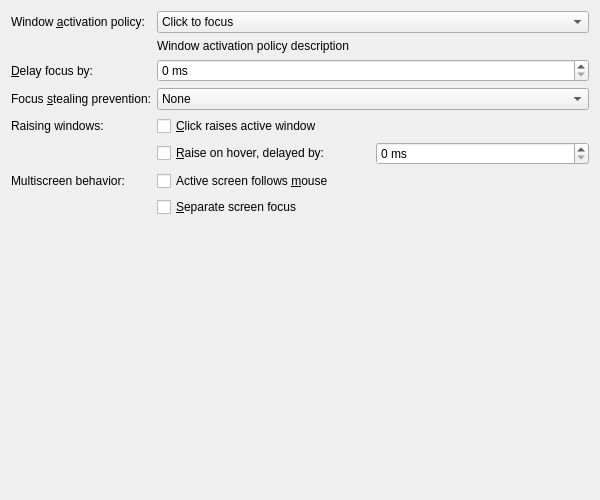
The window that src/kcmkwin/kwinoptions/focus.ui (KDE/kwin) describes before a commit, drawn with Qt 5.
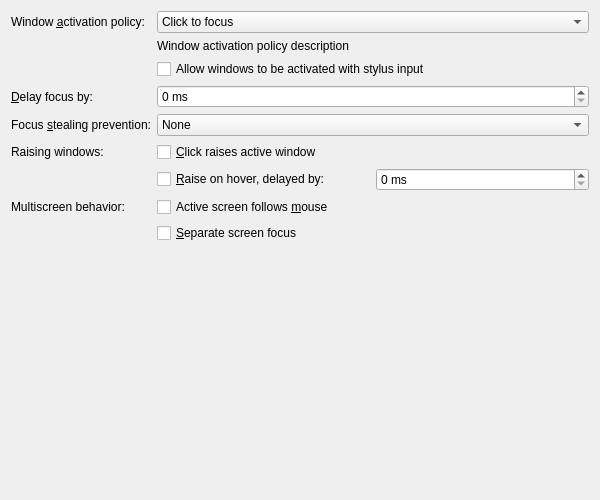
The same window after the commit. Custom widgets are drawn as their Qt base class.

Commit message:
Add artist focus mode to fix the window focus when using a stylus
Sometimes an artist may not want accidentally switch the window focus
when they are drawing.  It would be better if there is an option to
disable window activation policy (Click to focus...) for stylus.

FEATURE: 445244
GUI: 445244

```diff
--- a/src/kcmkwin/kwinoptions/focus.ui
+++ b/src/kcmkwin/kwinoptions/focus.ui
@@ -63,7 +63,17 @@
        </item>
       </widget>
      </item>
-     <item row="2" column="0">
+     <item row="2" column="1">
+      <widget class="QCheckBox" name="kcfg_EnableWindowsActivationPolicyForTabletInput">
+       <property name="whatsThis">
+        <string>Windows will be activated when interacted using a stylus only when this option is enabled. Disable this option if you want to ignore the Windows activation policy when interacted using a stylus.</string>
+       </property>
+       <property name="text">
+        <string>Allow windows to be activated with stylus input</string>
+       </property>
+      </widget>
+     </item>
+     <item row="3" column="0">
       <widget class="QLabel" name="delayFocusOnLabel">
        <property name="text">
         <string>&amp;Delay focus by:</string>
@@ -76,7 +86,7 @@
        </property>
       </widget>
      </item>
-     <item row="2" column="1">
+     <item row="3" column="1">
       <widget class="QSpinBox" name="kcfg_DelayFocusInterval">
        <property name="whatsThis">
         <string>This is the delay after which the window the mouse pointer is over will automatically receive focus.</string>
@@ -95,7 +105,7 @@
        </property>
       </widget>
      </item>
-     <item row="3" column="0">
+     <item row="4" column="0">
       <widget class="QLabel" name="focusStealingLabel">
        <property name="text">
         <string>Focus &amp;stealing prevention:</string>
@@ -108,7 +118,7 @@
        </property>
       </widget>
      </item>
-     <item row="3" column="1">
+     <item row="4" column="1">
       <widget class="KComboBox" name="kcfg_FocusStealingPreventionLevel">
        <property name="whatsThis">
         <string>&lt;html&gt;&lt;head/&gt;&lt;body&gt;&lt;p&gt;This option specifies how much KWin will try to prevent unwanted focus stealing caused by unexpected activation of new windows. (Note: This feature does not work with the &lt;span style=&quot; font-style:italic;&quot;&gt;Focus under mouse&lt;/span&gt; or &lt;span style=&quot; font-style:italic;&quot;&gt;Focus strictly under mouse&lt;/span&gt; focus policies.) &lt;/p&gt;&lt;ul style=&quot;margin-top: 0px; margin-bottom: 0px; margin-left: 0px; margin-right: 0px; -qt-list-indent: 1;&quot;&gt;&lt;li style=&quot; margin-top:12px; margin-bottom:0px; margin-left:0px; margin-right:0px; -qt-block-indent:0; text-indent:0px;&quot;&gt;&lt;span style=&quot; font-style:italic;&quot;&gt;None:&lt;/span&gt; Prevention is turned off and new windows always become activated.&lt;/li&gt;&lt;li style=&quot; margin-top:0px; margin-bottom:0px; margin-left:0px; margin-right:0px; -qt-block-indent:0; text-indent:0px;&quot;&gt;&lt;span style=&quot; font-style:italic;&quot;&gt;Low:&lt;/span&gt; Prevention is enabled; when some window does not have support for the underlying mechanism and KWin cannot reliably decide whether to activate the window or not, it will be activated. This setting may have both worse and better results than the medium level, depending on the applications.&lt;/li&gt;&lt;li style=&quot; margin-top:0px; margin-bottom:0px; margin-left:0px; margin-right:0px; -qt-block-indent:0; text-indent:0px;&quot;&gt;&lt;span style=&quot; font-style:italic;&quot;&gt;Medium:&lt;/span&gt; Prevention is enabled.&lt;/li&gt;&lt;li style=&quot; margin-top:0px; margin-bottom:0px; margin-left:0px; margin-right:0px; -qt-block-indent:0; text-indent:0px;&quot;&gt;&lt;span style=&quot; font-style:italic;&quot;&gt;High:&lt;/span&gt; New windows get activated only if no window is currently active or if they belong to the currently active application. This setting is probably not really usable when not using mouse focus policy.&lt;/li&gt;&lt;li style=&quot; margin-top:0px; margin-bottom:12px; margin-left:0px; margin-right:0px; -qt-block-indent:0; text-indent:0px;&quot;&gt;&lt;span style=&quot; font-style:italic;&quot;&gt;Extreme:&lt;/span&gt; All windows must be explicitly activated by the user.&lt;/li&gt;&lt;/ul&gt;&lt;p&gt;Windows that are prevented from stealing focus are marked as demanding attention, which by default means their taskbar entry will be highlighted. This can be changed in the Notifications control module.&lt;/p&gt;&lt;/body&gt;&lt;/html&gt;</string>
@@ -140,14 +150,14 @@
        </item>
       </widget>
      </item>
-     <item row="4" column="0">
+     <item row="5" column="0">
       <widget class="QLabel" name="raisingWindowsLabel">
        <property name="text">
         <string>Raising windows:</string>
        </property>
       </widget>
      </item>
-     <item row="4" column="1">
+     <item row="5" column="1">
       <widget class="QCheckBox" name="kcfg_ClickRaise">
        <property name="whatsThis">
         <string>When this option is enabled, the active window will be brought to the front when you click somewhere into the window contents. To change it for inactive windows, you need to change the settings in the Actions tab.</string>
@@ -157,7 +167,7 @@
        </property>
       </widget>
      </item>
-     <item row="5" column="1">
+     <item row="6" column="1">
       <layout class="QHBoxLayout" name="horizontalLayout_1">
        <item>
         <widget class="QCheckBox" name="kcfg_AutoRaise">
@@ -190,14 +200,14 @@
        </item>
       </layout>
      </item>
-     <item row="6" column="0">
+     <item row="7" column="0">
       <widget class="QLabel" name="multiscreenBehaviorLabel">
        <property name="text">
         <string>Multiscreen behavior:</string>
        </property>
       </widget>
      </item>
-     <item row="6" column="1">
+     <item row="7" column="1">
       <widget class="QCheckBox" name="kcfg_ActiveMouseScreen">
        <property name="whatsThis">
         <string>When this option is enabled, the active screen (where new windows appear, for example) is the screen containing the mouse pointer. When disabled, the active screen is the screen containing the focused window.</string>
@@ -207,7 +217,7 @@
        </property>
       </widget>
      </item>
-     <item row="7" column="1">
+     <item row="8" column="1">
       <widget class="QCheckBox" name="kcfg_SeparateScreenFocus">
        <property name="whatsThis">
         <string>When this option is enabled, focus operations are limited only to the active screen</string>
```
The commit also changes 7 other files.
